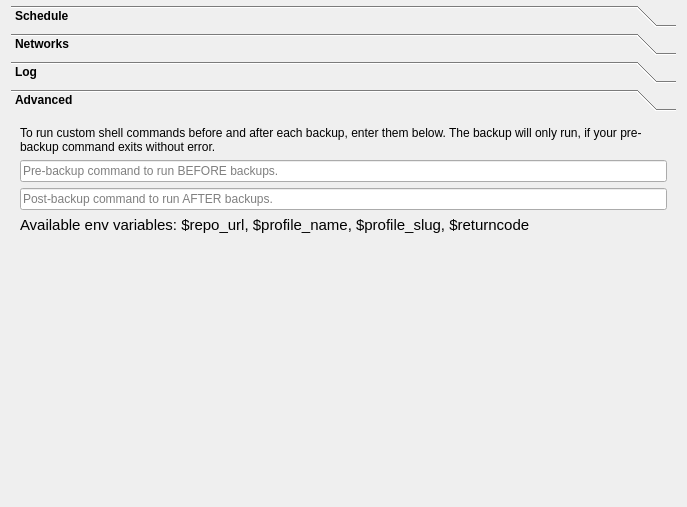
borgbase/vorta, file src/vorta/assets/UI/scheduletab.ui: the form before one commit.
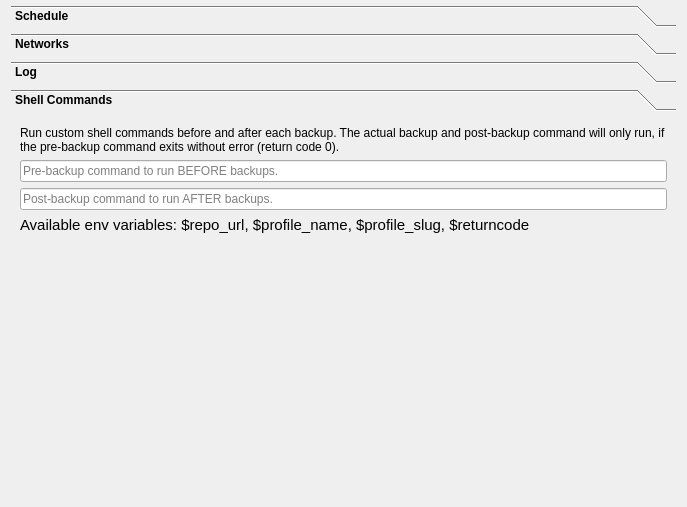
The form after the commit. Icons and pictures are not drawn.

Patch:
```diff
--- a/src/vorta/assets/UI/scheduletab.ui
+++ b/src/vorta/assets/UI/scheduletab.ui
@@ -432,13 +432,13 @@
         <normaloff>:/icons/terminal.svg</normaloff>:/icons/terminal.svg</iconset>
       </attribute>
       <attribute name="label">
-       <string>Advanced</string>
+       <string>Shell Commands</string>
       </attribute>
       <layout class="QVBoxLayout" name="verticalLayout_2">
        <item>
         <widget class="QLabel" name="label_4">
          <property name="text">
-          <string>To run custom shell commands before and after each backup, enter them below. The backup will only run, if your pre-backup command exits without error.</string>
+          <string>Run custom shell commands before and after each backup. The actual backup and post-backup command will only run, if the pre-backup command exits without error (return code 0).</string>
          </property>
          <property name="alignment">
           <set>Qt::AlignLeading|Qt::AlignLeft|Qt::AlignTop</set>
```
